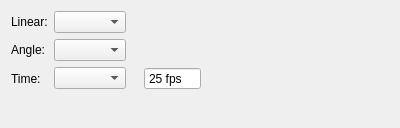
Old version of the form core/ui/settings_units_ui.ui in the repository mjbonnington/icarus-gps.
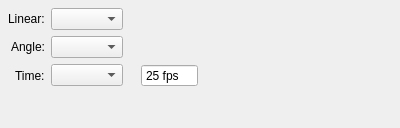
New version of the form.

Commit message: Improved settings panel UIs

```diff
--- a/core/ui/settings_units_ui.ui
+++ b/core/ui/settings_units_ui.ui
@@ -23,6 +23,12 @@
    <property name="fieldGrowthPolicy">
     <enum>QFormLayout::ExpandingFieldsGrow</enum>
    </property>
+   <property name="labelAlignment">
+    <set>Qt::AlignRight|Qt::AlignTrailing|Qt::AlignVCenter</set>
+   </property>
+   <property name="margin">
+    <number>8</number>
+   </property>
    <item row="1" column="0">
     <widget class="QLabel" name="linear_label">
      <property name="text">
```
The commit also changes 14 other files.
